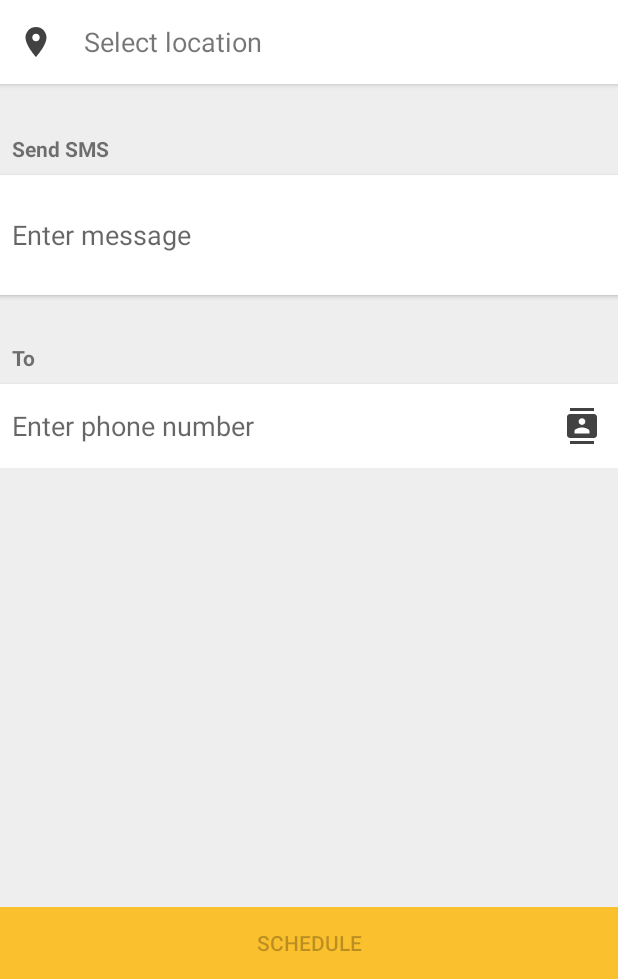
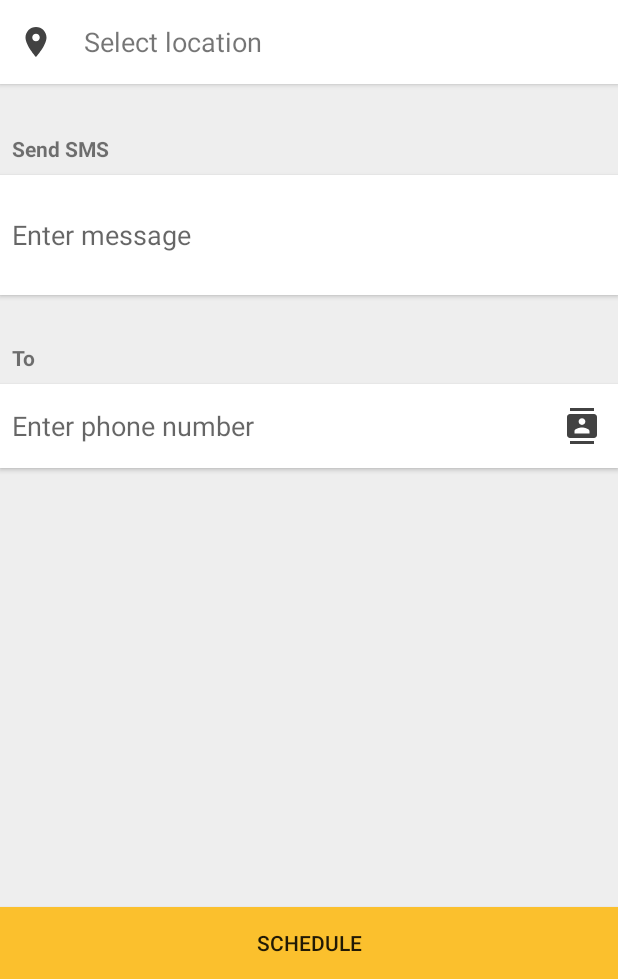
Before and after one commit to pranitk/Location-reminder, an Android app: the AddMessageReminder screen opened directly, with no data from a screen before it, on a phone screen of 412 x 824 dp, the part 257-1236 px from its top. Run offline under Robolectric (Android 15) with nearby library versions, the phone set to English and light mode, and no system bars; 1 statement that could not run was skipped.

Commit message:
Send SMS reminder bugs fixed Select contact page added Contact chip added

```diff
--- a/app/src/main/AndroidManifest.xml
+++ b/app/src/main/AndroidManifest.xml
@@ -5,6 +5,7 @@
     <uses-permission android:name="android.permission.ACCESS_COARSE_LOCATION" />
     <uses-permission android:name="android.permission.ACCESS_FINE_LOCATION" />
     <uses-permission android:name="android.permission.RECEIVE_BOOT_COMPLETED"/>
+    <uses-permission android:name="android.permission.SEND_SMS"/>
 
     <application
         android:allowBackup="true"
--- a/app/src/main/java/com/pranitkulkarni/remindbylocation/AddMessageReminder.java
+++ b/app/src/main/java/com/pranitkulkarni/remindbylocation/AddMessageReminder.java
@@ -1,6 +1,9 @@
 package com.pranitkulkarni.remindbylocation;
 
 import android.content.Intent;
+import android.database.Cursor;
+import android.net.Uri;
+import android.provider.ContactsContract;
 import android.support.design.widget.CoordinatorLayout;
 import android.support.design.widget.Snackbar;
 import android.support.v7.app.AppCompatActivity;
@@ -10,6 +13,7 @@ import android.util.Log;
 import android.view.MenuItem;
 import android.view.View;
 import android.widget.EditText;
+import android.widget.RelativeLayout;
 import android.widget.TextView;
 
 import com.google.android.gms.common.GooglePlayServicesNotAvailableException;
@@ -28,9 +32,11 @@ public class AddMessageReminder extends AppCompatActivity {
     final int PLACE_PICKER_REQUEST = 1;
     //SharedPreferences sharedPreferences;
     Double latitude,longitude;
-    String place_name="";
-    TextView locationTv;
+    String place_name="",contact_name="";
+    TextView locationTv,contactChipName,contactChipInitial;
     EditText messageEt,phoneEt;
+    private static final int RESULT_PICK_CONTACT = 24;
+    RelativeLayout contactChip;
 
     @Override
     protected void onCreate(Bundle savedInstanceState) {
@@ -43,6 +49,9 @@ public class AddMessageReminder extends AppCompatActivity {
         locationTv = (TextView)findViewById(R.id.location_text);
         messageEt = (EditText) findViewById(R.id.message);
         phoneEt = (EditText)findViewById(R.id.phone_number);
+        contactChip = (RelativeLayout) findViewById(R.id.contact_chip);
+        contactChipName = (TextView)findViewById(R.id.name);
+        contactChipInitial = (TextView)findViewById(R.id.initial);
 
         //sharedPreferences = getSharedPreferences("pranit",MODE_PRIVATE);
 
@@ -67,6 +76,17 @@ public class AddMessageReminder extends AppCompatActivity {
             }
         });
 
+        findViewById(R.id.select_contact).setOnClickListener(new View.OnClickListener() {
+            @Override
+            public void onClick(View v) {
+
+                Intent contactPickerIntent = new Intent(Intent.ACTION_PICK,
+                        ContactsContract.CommonDataKinds.Phone.CONTENT_URI);
+                startActivityForResult(contactPickerIntent, RESULT_PICK_CONTACT);
+
+            }
+        });
+
 
         findViewById(R.id.schedule).setOnClickListener(new View.OnClickListener() {
             @Override
@@ -81,13 +101,20 @@ public class AddMessageReminder extends AppCompatActivity {
                     model.setLongitude(longitude);
                     model.setPlace_name(place_name);
                     model.setCreated_at(String.valueOf(Calendar.getInstance().getTimeInMillis()));  //TODO check this out..
-                    model.setAction_id(1);
+                    model.setAction_type(1);
 
 
                     MessagesModel messagesModel = new MessagesModel();
                     messagesModel.setMessage(messageEt.getText().toString());
-                    messagesModel.setContact_number(Integer.parseInt(phoneEt.getText().toString()));
-                    messagesModel.setContact_name("");
+                    messagesModel.setContact_number(phoneEt.getText().toString());
+
+                    if (contact_name.isEmpty())
+                        messagesModel.setContact_name(phoneEt.getText().toString());
+                    else
+                        messagesModel.setContact_name(contact_name);
+
+                    model.setMessagesModel(messagesModel);
+                    model.setLabel("Send SMS to "+messagesModel.getContact_name());
 
                     if (databaseManager.addSchedule(model))
                         finish();
@@ -97,6 +124,18 @@ public class AddMessageReminder extends AppCompatActivity {
                 }
 
 
+
+            }
+        });
+
+        findViewById(R.id.remove_selected_contact).setOnClickListener(new View.OnClickListener() {
+            @Override
+            public void onClick(View v) {
+
+                contact_name = "";
+                phoneEt.setEnabled(true);
+                phoneEt.setText(null);
+                contactChip.setVisibility(View.GONE);
 
             }
         });
@@ -140,6 +179,37 @@ public class AddMessageReminder extends AppCompatActivity {
         return true;
     }
 
+
+    private void contactPicked(Intent data) {
+        Cursor cursor = null;
+
+        try {
+            // getData() method will have the Content Uri of the selected contact
+            Uri uri = data.getData();
+            //Query the content uri
+            cursor = getContentResolver().query(uri, null, null, null, null);
+
+            if(cursor.moveToFirst()){
+
+                contact_name = cursor.getString(cursor.getColumnIndex(ContactsContract.CommonDataKinds.Phone.DISPLAY_NAME));
+
+                phoneEt.setText(cursor.getString(cursor.getColumnIndex(ContactsContract.CommonDataKinds.Phone.NUMBER)));
+
+                phoneEt.setEnabled(false);
+                contactChipInitial.setText(contact_name.substring(0,1));
+                contactChipName.setText(contact_name);
+
+            }
+
+
+            cursor.close();
+
+
+        } catch (Exception e) {
+            e.printStackTrace();
+        }
+    }
+
     @Override
     public boolean onOptionsItemSelected(MenuItem item) {
 
@@ -173,5 +243,14 @@ public class AddMessageReminder extends AppCompatActivity {
 
         }
 
+        if (requestCode == RESULT_PICK_CONTACT){
+
+            if (resultCode == RESULT_OK) {
+                contactChip.setVisibility(View.VISIBLE);
+                contactPicked(data);
+            }
+
+        }
+
     }
 }
--- a/app/src/main/java/com/pranitkulkarni/remindbylocation/MainActivity.java
+++ b/app/src/main/java/com/pranitkulkarni/remindbylocation/MainActivity.java
@@ -48,6 +48,8 @@ public class MainActivity extends AppCompatActivity {
         Toolbar toolbar = (Toolbar)findViewById(R.id.toolbar);
         setSupportActionBar(toolbar);
 
+        // TODO: Get permissions
+
         getSupportFragmentManager().beginTransaction().replace(R.id.content,new FragmentHome()).commit();
 
         BottomNavigationView navigation = (BottomNavigationView) findViewById(R.id.navigation);
--- /dev/null
+++ b/app/src/main/res/drawable-xhdpi/chip.xml
@@ -0,0 +1,9 @@
+<?xml version="1.0" encoding="utf-8"?>
+<shape xmlns:android="http://schemas.android.com/apk/res/android"
+    android:shape="rectangle" >
+    <corners   android:radius="32dip" />
+    <solid android:color="@android:color/white"/>
+    <stroke
+        android:width="1dip"
+        android:color="@android:color/transparent"   />
+</shape>
--- /dev/null
+++ b/app/src/main/res/drawable-xhdpi/circle_icon.xml
@@ -0,0 +1,14 @@
+<?xml version="1.0" encoding="utf-8"?>
+<shape xmlns:android="http://schemas.android.com/apk/res/android">
+    <corners android:radius="20dp" />
+    <solid android:color="#666"></solid>
+    <padding
+        android:top="2dp"
+        android:left="2dp"
+        android:bottom="2dp"
+        android:right="2dp" />
+    <size android:height="40dp"
+        android:width="40dp">
+
+    </size>
+</shape>
--- /dev/null
+++ b/app/src/main/res/drawable/ic_close_circle.xml
@@ -0,0 +1,9 @@
+<vector xmlns:android="http://schemas.android.com/apk/res/android"
+        android:width="24dp"
+        android:height="24dp"
+        android:viewportWidth="24.0"
+        android:viewportHeight="24.0">
+    <path
+        android:fillColor="@color/grey_600"
+        android:pathData="M12,2C6.47,2 2,6.47 2,12s4.47,10 10,10 10,-4.47 10,-10S17.53,2 12,2zM17,15.59L15.59,17 12,13.41 8.41,17 7,15.59 10.59,12 7,8.41 8.41,7 12,10.59 15.59,7 17,8.41 13.41,12 17,15.59z"/>
+</vector>
--- a/app/src/main/res/layout/activity_add_reminder.xml
+++ b/app/src/main/res/layout/activity_add_reminder.xml
@@ -147,6 +147,64 @@
             </android.support.v7.widget.CardView>
 
 
+            <RelativeLayout
+                android:visibility="invisible"
+                android:id="@+id/contact_chip"
+                android:orientation="horizontal"
+                android:layout_margin="8dp"
+                android:layout_width="match_parent"
+                android:layout_height="wrap_content">
+
+                <LinearLayout
+                    android:paddingRight="16dp"
+                    android:paddingLeft="48dp"
+                    android:background="@drawable/chip"
+                    android:layout_centerVertical="true"
+                    android:orientation="vertical"
+                    android:layout_width="wrap_content"
+                    android:layout_height="40dp">
+
+                    <TextView
+                        android:layout_marginTop="4dp"
+                        android:textSize="10sp"
+                        android:text="Contact Selected"
+                        android:layout_width="wrap_content"
+                        android:layout_height="wrap_content" />
+
+                    <TextView
+                        android:layout_gravity="center_horizontal"
+                        android:id="@+id/name"
+                        android:text="Namrata Jadhav"
+                        android:layout_width="wrap_content"
+                        android:layout_height="wrap_content" />
+
+                </LinearLayout>
+
+                <TextView
+                    android:id="@+id/initial"
+                    android:textSize="18sp"
+                    android:textColor="@android:color/white"
+                    android:gravity="center"
+                    android:text="N"
+                    android:textAllCaps="true"
+                    android:layout_gravity="center"
+                    android:background="@drawable/circle_icon"
+                    android:layout_width="40dp"
+                    android:layout_height="40dp" />
+
+
+                <ImageView
+                    android:id="@+id/remove_selected_contact"
+                    android:padding="8dp"
+                    app:srcCompat="@drawable/ic_close_circle"
+                    android:layout_alignParentRight="true"
+                    android:layout_width="40dp"
+                    android:layout_height="40dp" />
+
+
+            </RelativeLayout>
+
+
         </LinearLayout>
 
 
@@ -156,7 +214,6 @@
         android:layout_gravity="bottom"
         android:id="@+id/schedule"
         android:text="SCHEDULE"
-        android:enabled="false"
         android:background="@color/colorAccent"
         android:layout_width="match_parent"
         android:layout_height="48dp" />
```
Also changed, not shown: app/src/main/java/com/pranitkulkarni/remindbylocation/AdapterSchedules.java (+6 -2 lines), app/src/main/java/com/pranitkulkarni/remindbylocation/LocationTracker.java (+18 -5 lines), app/src/main/java/com/pranitkulkarni/remindbylocation/database/DatabaseManager.java (+43 -2 lines), app/src/main/java/com/pranitkulkarni/remindbylocation/database/MessagesModel.java (+4 -4 lines), app/src/main/java/com/pranitkulkarni/remindbylocation/fragments/FragmentSettings.java (+11 -0 lines), app/src/main/res/layout/chip_contact_name.xml (added, +52 -0 lines), app/src/main/ic_launcher-web.png, app/src/main/res/mipmap-hdpi/ic_launcher.png, app/src/main/res/mipmap-mdpi/ic_launcher.png, app/src/main/res/mipmap-xhdpi/ic_launcher.png, app/src/main/res/mipmap-xxhdpi/ic_launcher.png, app/src/main/res/mipmap-xxxhdpi/ic_launcher.png.
